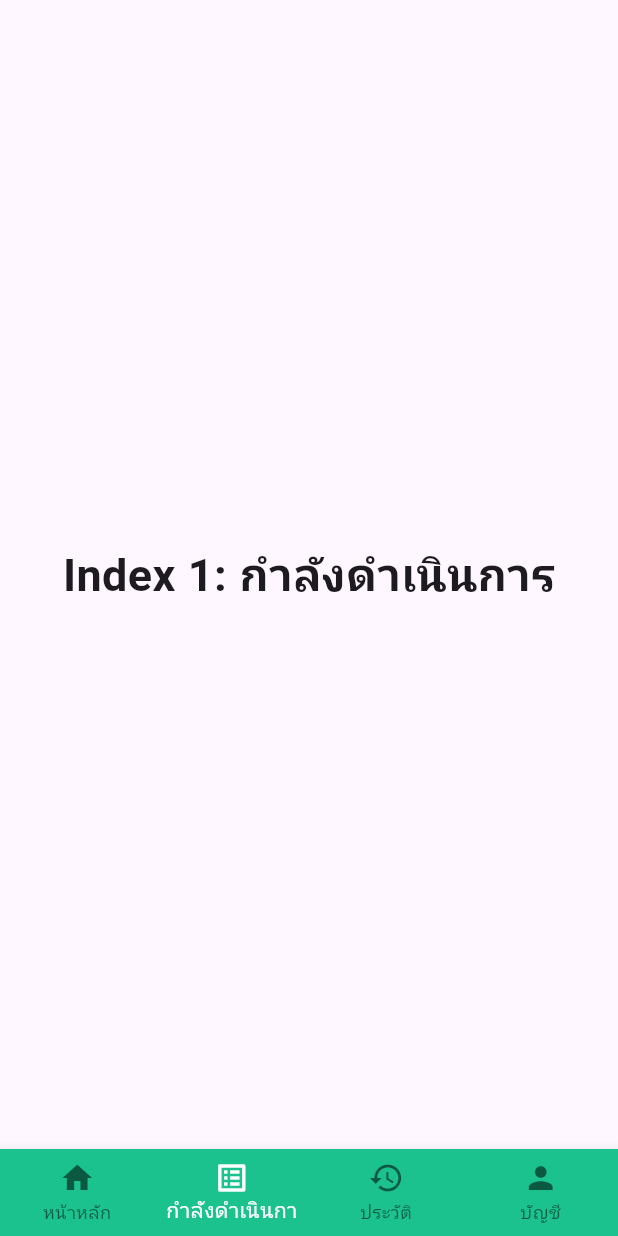
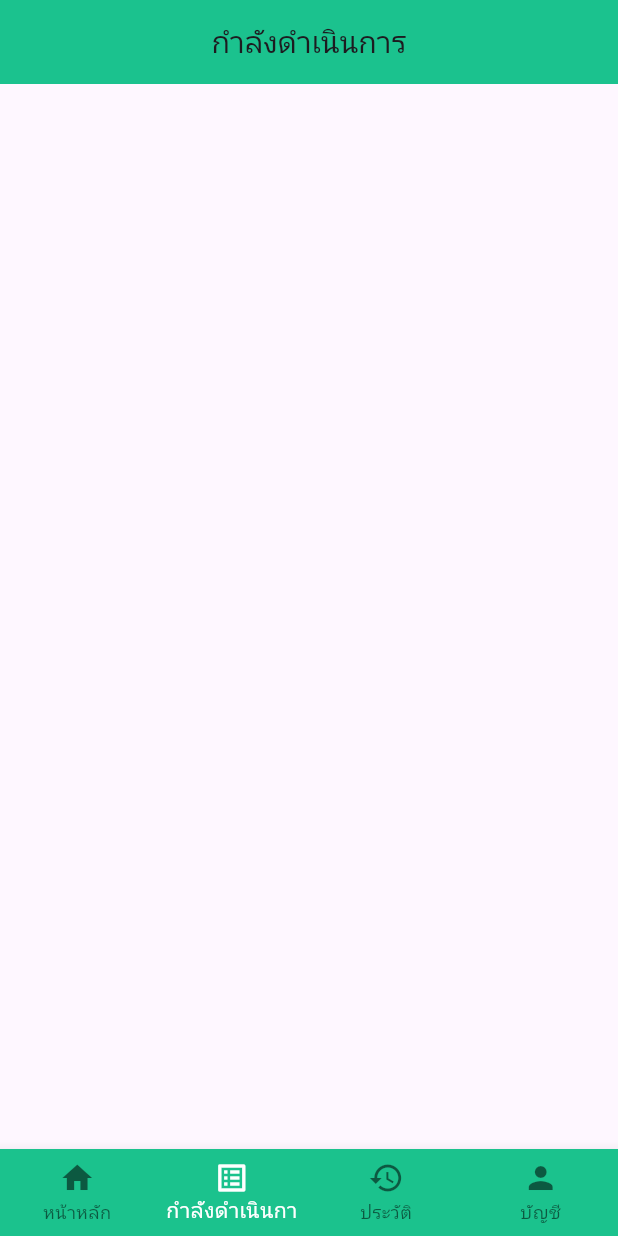
Before and after one commit to Jumptothehell/app2nd, a Flutter app: the screen it shows after launch, item 2 of the bottom bar chosen, on a phone screen of 412 x 824 dp. Run offline on Flutter 3.47's test engine with Material 2 defaults, Android fonts, the phone set to English and light mode, and no system bars; our stand-ins replace google_fonts.

Commit message:
DELETE : text in bottomappbar

```diff
--- a/lib/src/navigation/bottom_appbar.dart
+++ b/lib/src/navigation/bottom_appbar.dart
@@ -1,5 +1,6 @@
 import 'package:app2nd/src/screen/accountPage/accountpage.dart';
 import 'package:app2nd/src/screen/history.dart';
+import 'package:app2nd/src/screen/inprogress.dart';
 import 'package:app2nd/src/screen/mainhome.dart';
 import 'package:flutter/material.dart';
 
@@ -12,14 +13,9 @@ class BottomBar extends StatefulWidget {
 
 class _BottomBarState extends State<BottomBar> {
   int _selectIndex = 0;
-  static const TextStyle optionStyle =
-      TextStyle(fontSize: 30, fontWeight: FontWeight.bold);
   static const List<Widget> _widgetOption = <Widget>[
     MainHomePage(),
-    Text(
-      'Index 1: กำลังดำเนินการ',
-      style: optionStyle,
-    ),
+    InProgressScreen(),
     HistoryScreen(),
     AccountScreen()
   ];
--- /dev/null
+++ b/lib/src/screen/inprogress.dart
@@ -0,0 +1,18 @@
+import 'package:app2nd/src/function.dart';
+import 'package:flutter/material.dart';
+
+class InProgressScreen extends StatefulWidget {
+  const InProgressScreen({super.key});
+
+  @override
+  State<InProgressScreen> createState() => _InProgressScreenState();
+}
+
+class _InProgressScreenState extends State<InProgressScreen> {
+  @override
+  Widget build(BuildContext context) {
+    return Scaffold(
+      appBar: topAppBar("กำลังดำเนินการ", false),
+    );
+  }
+}
```
Also changed, not shown: 1 other file.
